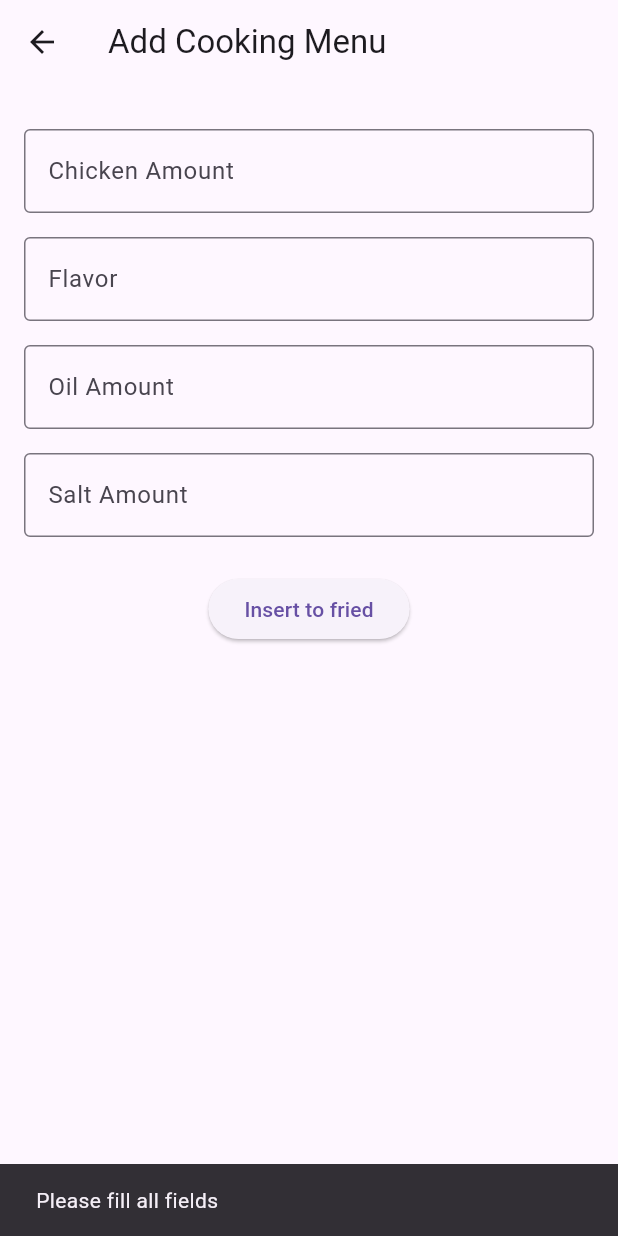
After one commit to syanparchan02/firebaselogintesting, a Flutter app: the AddCookingMenu screen opened directly, after a tap on "Insert to fried", on a phone screen of 412 x 824 dp. The commit adds this screen. Run offline on Flutter 3.47's test engine with Material 3 defaults, Android fonts, the phone set to English and light mode, and no system bars; our stand-ins replace cloud_firestore, firebase_auth, firebase_core; accounts and stored records are empty.

Commit message:
Add chicken add screen

```diff
--- a/lib/main.dart
+++ b/lib/main.dart
@@ -1,3 +1,4 @@
+import 'package:cooking/screen/add_cooking_menu.dart';
 import 'package:cooking/screen/signupscreen.dart';
 import 'package:firebase_auth/firebase_auth.dart';
 import 'package:firebase_core/firebase_core.dart';
@@ -65,6 +66,15 @@ class Body extends StatelessWidget {
         SizedBox(height: 10),
         ElevatedButton(
           onPressed: () {
+            Navigator.push(
+              context,
+              MaterialPageRoute(builder: (context) => AddCookingMenu()),
+            );
+          },
+          child: Text('Add chicken'),
+        ),
+        ElevatedButton(
+          onPressed: () {
             FirebaseAuth.instance.signOut();
           },
           child: Text('logout'),
--- /dev/null
+++ b/lib/screen/add_cooking_menu.dart
@@ -0,0 +1,170 @@
+// import 'package:cloud_firestore/cloud_firestore.dart';
+// import 'package:flutter/material.dart';
+
+// class AddCookingMenu extends StatelessWidget {
+//   AddCookingMenu({super.key});
+//   final chickcontroller = TextEditingController();
+//   final flavorController = TextEditingController();
+//   final oilController = TextEditingController();
+//   final saltController = TextEditingController();
+//   final db = FirebaseFirestore.instance;
+//   @override
+//   Widget build(BuildContext context) {
+//     return Scaffold(
+//       body: Padding(
+//         padding: EdgeInsetsGeometry.only(top: 30),
+//         child: Column(
+//           children: [
+//             TextField(controller: chickcontroller),
+//             TextField(controller: flavorController),
+//             TextField(controller: oilController),
+//             TextField(controller: saltController),
+//             ElevatedButton(
+//               onPressed: () {
+//                 // Create a new user with a first and last name
+//                 final friedChicken = <String, dynamic>{
+//                   "chicken": int.parse(chickcontroller.text),
+//                   "oil": int.parse(oilController.text),
+//                   "salt": int.parse(saltController.text),
+//                   "flavor": flavorController.text,
+//                 };
+
+//                 // Add a new document with a generated ID
+//                 db
+//                     .collection("fried_chicken")
+//                     .add(friedChicken)
+//                     .then(
+//                       (DocumentReference doc) =>
+//                           print('DocumentSnapshot added with ID: ${doc.id}'),
+//                     )
+//                     .catchError((onError) {
+//                       print(onError);
+//                     });
+//               },
+//               child: Text('Insert to fried'),
+//             ),
+//           ],
+//         ),
+//       ),
+//     );
+//   }
+// }
+
+import 'package:cloud_firestore/cloud_firestore.dart';
+import 'package:flutter/material.dart';
+
+class AddCookingMenu extends StatelessWidget {
+  AddCookingMenu({super.key});
+  final chickController = TextEditingController();
+  final flavorController = TextEditingController();
+  final oilController = TextEditingController();
+  final saltController = TextEditingController();
+  final db = FirebaseFirestore.instance;
+
+  void _addFriedChicken(BuildContext context) async {
+    // Validate that all fields are filled
+    if (chickController.text.isEmpty ||
+        flavorController.text.isEmpty ||
+        oilController.text.isEmpty ||
+        saltController.text.isEmpty) {
+      _showSnackBar(context, 'Please fill all fields');
+      return;
+    }
+
+    try {
+      // Create a new user with a first and last name
+      final friedChicken = <String, dynamic>{
+        "chicken": int.parse(chickController.text),
+        "oil": int.parse(oilController.text),
+        "salt": int.parse(saltController.text),
+        "flavor": flavorController.text,
+        "timestamp": FieldValue.serverTimestamp(), // Add timestamp for ordering
+      };
+
+      // Add a new document with a generated ID
+      DocumentReference doc = await db
+          .collection("fried_chicken")
+          .add(friedChicken);
+
+      print('DocumentSnapshot added with ID: ${doc.id}');
+
+      // Show success message
+      _showSnackBar(context, 'Data added successfully!');
+
+      // Clear form
+      _clearForm();
+    } catch (e) {
+      print('Error adding document: $e');
+      _showSnackBar(context, 'Error adding data. Please check your inputs.');
+    }
+  }
+
+  void _showSnackBar(BuildContext context, String message) {
+    ScaffoldMessenger.of(context).showSnackBar(
+      SnackBar(content: Text(message), duration: Duration(seconds: 2)),
+    );
+  }
+
+  void _clearForm() {
+    chickController.clear();
+    flavorController.clear();
+    oilController.clear();
+    saltController.clear();
+  }
+
+  @override
+  Widget build(BuildContext context) {
+    return Scaffold(
+      appBar: AppBar(title: Text('Add Cooking Menu')),
+      body: Padding(
+        padding: EdgeInsets.only(top: 30, left: 16, right: 16), // Fixed padding
+        child: Column(
+          children: [
+            TextField(
+              controller: chickController,
+              decoration: InputDecoration(
+                labelText: 'Chicken Amount',
+                border: OutlineInputBorder(),
+              ),
+              keyboardType: TextInputType.number,
+            ),
+            SizedBox(height: 16),
+            TextField(
+              controller: flavorController,
+              decoration: InputDecoration(
+                labelText: 'Flavor',
+                border: OutlineInputBorder(),
+              ),
+            ),
+            SizedBox(height: 16),
+            TextField(
+              controller: oilController,
+              decoration: InputDecoration(
+                labelText: 'Oil Amount',
+                border: OutlineInputBorder(),
+              ),
+              keyboardType: TextInputType.number,
+            ),
+            SizedBox(height: 16),
+            TextField(
+              controller: saltController,
+              decoration: InputDecoration(
+                labelText: 'Salt Amount',
+                border: OutlineInputBorder(),
+              ),
+              keyboardType: TextInputType.number,
+            ),
+            SizedBox(height: 24),
+            ElevatedButton(
+              onPressed: () => _addFriedChicken(context),
+              child: Text('Insert to fried'),
+            ),
+          ],
+        ),
+      ),
+    );
+  }
+}
+
+
+//android/app/src/main/kotlin/com/yourcompany/yourapp/MainActivity.kt
--- a/pubspec.yaml
+++ b/pubspec.yaml
@@ -37,6 +37,7 @@ dependencies:
   change_app_package_name: ^1.5.0
   firebase_core: ^4.2.0
   firebase_auth: ^6.1.1
+  cloud_firestore: ^6.0.3
 
 dev_dependencies:
   flutter_test:
```
Also changed, not shown: lib/screen/models/fried_chicken.dart (added), pubspec.lock, 3 other files.
